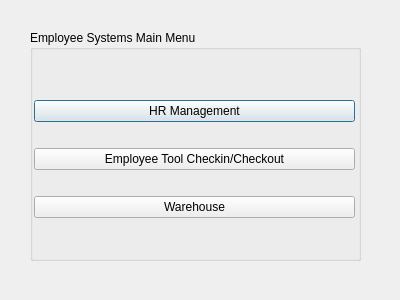
The window that Login/employeemainmenu.ui (erynjohn/Employee-Database) describes before a commit, drawn with Qt 5.
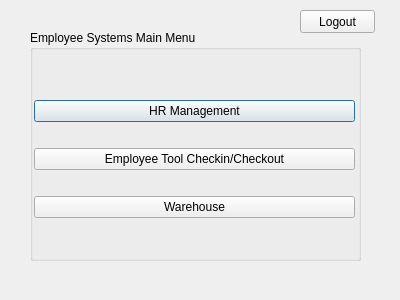
The same window after the commit.

What changed in the file:
```diff
--- a/Login/employeemainmenu.ui
+++ b/Login/employeemainmenu.ui
@@ -25,7 +25,7 @@
    <property name="title">
     <string>Employee Systems Main Menu</string>
    </property>
-   <widget class="QWidget" name="">
+   <widget class="QWidget" name="layoutWidget">
     <property name="geometry">
      <rect>
       <x>4</x>
@@ -59,6 +59,19 @@
     </layout>
    </widget>
   </widget>
+  <widget class="QPushButton" name="pushButton_logout">
+   <property name="geometry">
+    <rect>
+     <x>300</x>
+     <y>10</y>
+     <width>75</width>
+     <height>23</height>
+    </rect>
+   </property>
+   <property name="text">
+    <string>Logout</string>
+   </property>
+  </widget>
  </widget>
  <resources/>
  <connections/>
```
